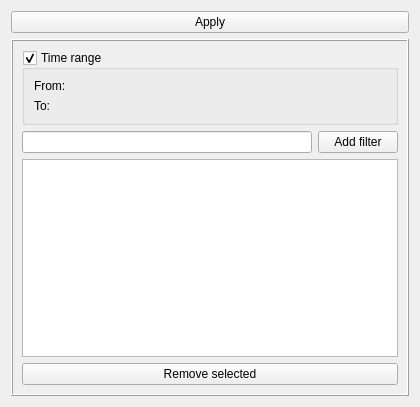
This is src/filterparamsform.ui in lysevi/logan as Qt 5 draws it before an edit. The edited form follows.
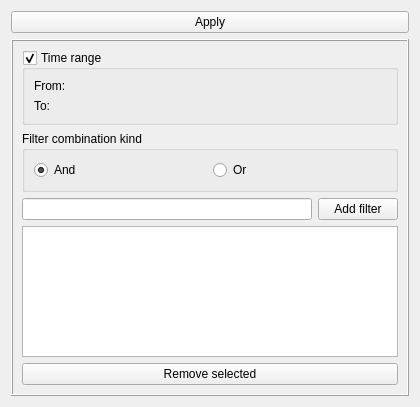
This is the edited form.

Commit message: filter rules OR/AND combination.

Diff of the .ui file:
```diff
--- a/src/filterparamsform.ui
+++ b/src/filterparamsform.ui
@@ -77,6 +77,32 @@
         </layout>
        </widget>
       </item>
+      <item>
+       <widget class="QGroupBox" name="groupBox">
+        <property name="title">
+         <string>Filter combination kind</string>
+        </property>
+        <layout class="QHBoxLayout" name="horizontalLayout">
+         <item>
+          <widget class="QRadioButton" name="AndRadioButton">
+           <property name="text">
+            <string>And</string>
+           </property>
+           <property name="checked">
+            <bool>true</bool>
+           </property>
+          </widget>
+         </item>
+         <item>
+          <widget class="QRadioButton" name="OrradioButtn">
+           <property name="text">
+            <string>Or</string>
+           </property>
+          </widget>
+         </item>
+        </layout>
+       </widget>
+      </item>
       <item>
        <layout class="QVBoxLayout" name="verticalLayout">
         <item>
```
Left out of the diff: 2 changed lines with no effect on the pictures. The commit also changes 3 other files.
